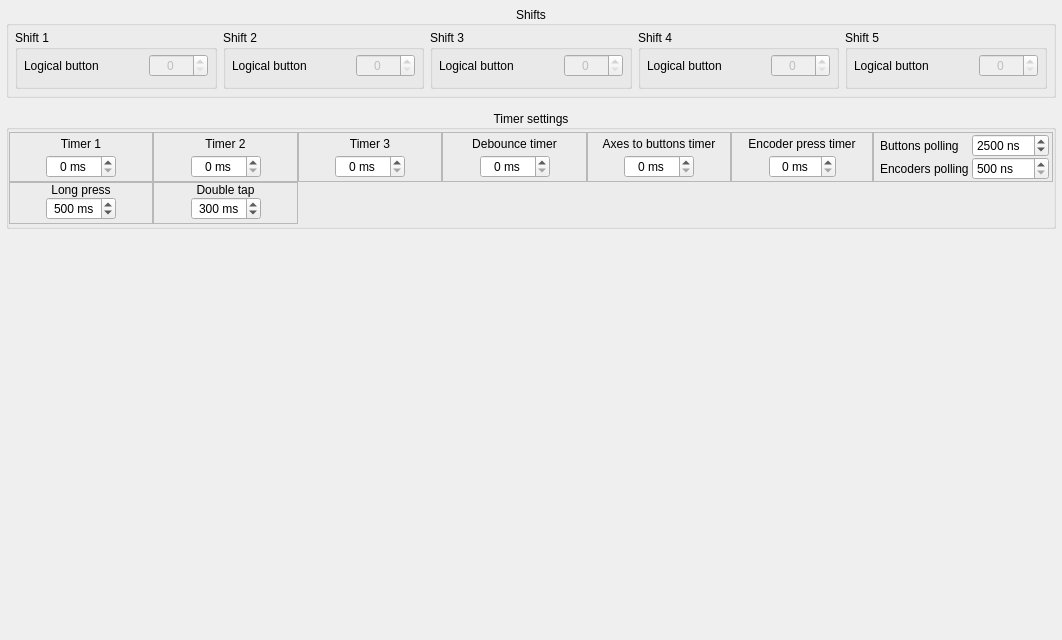
anpeaco/FreeJoyXConfiguratorQt, file src/widgets/shifts-timers/shiftstimersconfig.ui: the form before one commit.
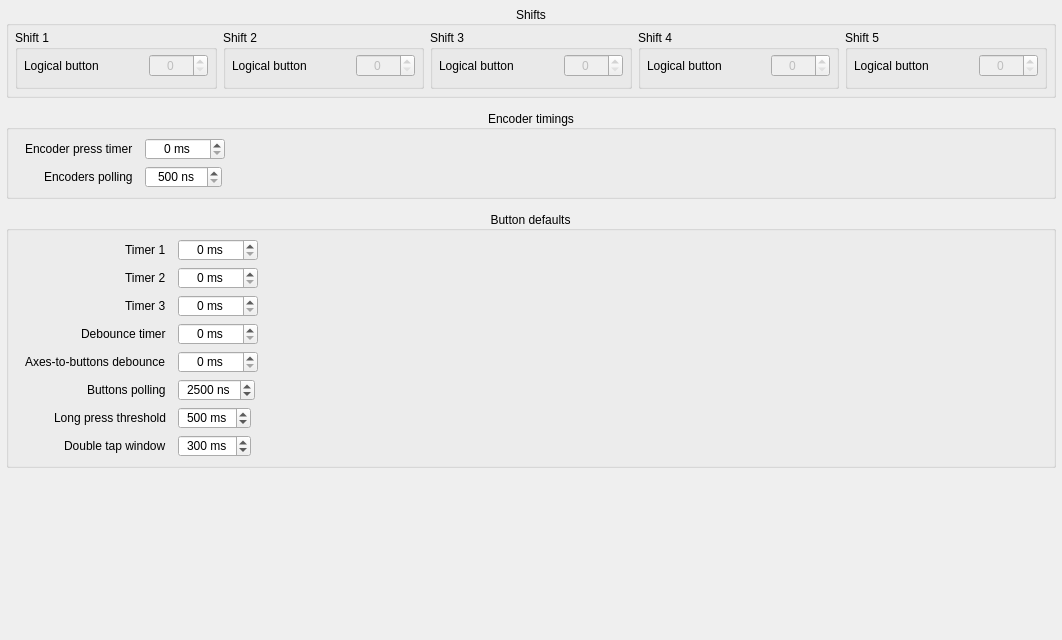
The form after the commit.

Commit message: THOUGHTS #6: Split Timer settings into Encoder + Button-defaults groups

Patch:
```diff
--- a/src/widgets/shifts-timers/shiftstimersconfig.ui
+++ b/src/widgets/shifts-timers/shiftstimersconfig.ui
@@ -246,805 +246,174 @@
    <item>
     <widget class="QGroupBox" name="groupBox_TimerSettings">
      <property name="title">
-      <string>Timer settings</string>
+      <string>Encoder timings</string>
      </property>
      <property name="alignment">
       <set>Qt::AlignCenter</set>
      </property>
-     <layout class="QGridLayout" name="gridLayout_3">
-      <property name="leftMargin">
-       <number>0</number>
-      </property>
-      <property name="topMargin">
-       <number>2</number>
-      </property>
-      <property name="rightMargin">
-       <number>0</number>
-      </property>
-      <property name="bottomMargin">
-       <number>2</number>
-      </property>
-      <property name="spacing">
-       <number>0</number>
-      </property>
-      <item row="3" column="1">
-       <widget class="QFrame" name="frame_2">
-        <property name="frameShape">
-         <enum>QFrame::StyledPanel</enum>
-        </property>
-        <property name="frameShadow">
-         <enum>QFrame::Sunken</enum>
-        </property>
-        <layout class="QGridLayout" name="gridLayout_6" columnstretch="1,1,1">
-         <property name="leftMargin">
-          <number>1</number>
-         </property>
-         <property name="topMargin">
-          <number>0</number>
-         </property>
-         <property name="rightMargin">
-          <number>1</number>
-         </property>
-         <property name="bottomMargin">
-          <number>3</number>
-         </property>
-         <property name="horizontalSpacing">
-          <number>3</number>
-         </property>
-         <property name="verticalSpacing">
-          <number>0</number>
-         </property>
-         <item row="1" column="0">
-          <spacer name="horizontalSpacer_2">
-           <property name="orientation">
-            <enum>Qt::Horizontal</enum>
-           </property>
-           <property name="sizeHint" stdset="0">
-            <size>
-             <width>40</width>
-             <height>20</height>
-            </size>
-           </property>
-          </spacer>
-         </item>
-         <item row="1" column="1">
-          <widget class="QSpinBox" name="spinBox_Timer2">
-           <property name="maximumSize">
-            <size>
-             <width>70</width>
-             <height>16777215</height>
-            </size>
-           </property>
-           <property name="alignment">
-            <set>Qt::AlignCenter</set>
-           </property>
-           <property name="suffix">
-            <string> ms</string>
-           </property>
-           <property name="maximum">
-            <number>65535</number>
-           </property>
-          </widget>
-         </item>
-         <item row="0" column="0" colspan="3">
-          <widget class="QLabel" name="text_timer2">
-           <property name="text">
-            <string>Timer 2</string>
-           </property>
-           <property name="alignment">
-            <set>Qt::AlignCenter</set>
-           </property>
-          </widget>
-         </item>
-         <item row="1" column="2">
-          <spacer name="horizontalSpacer_10">
-           <property name="orientation">
-            <enum>Qt::Horizontal</enum>
-           </property>
-           <property name="sizeHint" stdset="0">
-            <size>
-             <width>40</width>
-             <height>20</height>
-            </size>
-           </property>
-          </spacer>
-         </item>
-        </layout>
+     <layout class="QFormLayout" name="formLayout_EncoderTimings">
+      <property name="leftMargin"><number>16</number></property>
+      <property name="topMargin"><number>8</number></property>
+      <property name="rightMargin"><number>16</number></property>
+      <property name="bottomMargin"><number>8</number></property>
+      <property name="horizontalSpacing"><number>12</number></property>
+      <property name="verticalSpacing"><number>6</number></property>
+      <property name="fieldGrowthPolicy"><enum>QFormLayout::FieldsStayAtSizeHint</enum></property>
+      <property name="labelAlignment"><set>Qt::AlignRight|Qt::AlignTrailing|Qt::AlignVCenter</set></property>
+
+      <item row="0" column="0">
+       <widget class="QLabel" name="text_encoderPressTimer">
+        <property name="text"><string>Encoder press timer</string></property>
        </widget>
       </item>
-      <item row="3" column="3">
-       <widget class="QFrame" name="frame_4">
-        <property name="frameShape">
-         <enum>QFrame::StyledPanel</enum>
-        </property>
-        <property name="frameShadow">
-         <enum>QFrame::Sunken</enum>
-        </property>
-        <layout class="QGridLayout" name="gridLayout_8" columnstretch="1,1,1">
-         <property name="leftMargin">
-          <number>1</number>
-         </property>
-         <property name="topMargin">
-          <number>0</number>
-         </property>
-         <property name="rightMargin">
-          <number>1</number>
-         </property>
-         <property name="bottomMargin">
-          <number>3</number>
-         </property>
-         <property name="horizontalSpacing">
-          <number>3</number>
-         </property>
-         <property name="verticalSpacing">
-          <number>0</number>
-         </property>
-         <item row="1" column="1">
-          <widget class="QSpinBox" name="spinBox_DebounceTimer">
-           <property name="maximumSize">
-            <size>
-             <width>70</width>
-             <height>16777215</height>
-            </size>
-           </property>
-           <property name="alignment">
-            <set>Qt::AlignCenter</set>
-           </property>
-           <property name="suffix">
-            <string> ms</string>
-           </property>
-           <property name="maximum">
-            <number>65535</number>
-           </property>
-          </widget>
-         </item>
-         <item row="1" column="0">
-          <spacer name="horizontalSpacer_4">
-           <property name="orientation">
-            <enum>Qt::Horizontal</enum>
-           </property>
-           <property name="sizeHint" stdset="0">
-            <size>
-             <width>40</width>
-             <height>20</height>
-            </size>
-           </property>
-          </spacer>
-         </item>
-         <item row="0" column="0" colspan="3">
-          <widget class="QLabel" name="text_debounceTimer">
-           <property name="text">
-            <string>Debounce timer</string>
-           </property>
-           <property name="alignment">
-            <set>Qt::AlignCenter</set>
-           </property>
-          </widget>
-         </item>
-         <item row="1" column="2">
-          <spacer name="horizontalSpacer_12">
-           <property name="orientation">
-            <enum>Qt::Horizontal</enum>
-           </property>
-           <property name="sizeHint" stdset="0">
-            <size>
-             <width>40</width>
-             <height>20</height>
-            </size>
-           </property>
-          </spacer>
-         </item>
-        </layout>
+      <item row="0" column="1">
+       <widget class="QSpinBox" name="spinBox_EncoderPressTimer">
+        <property name="maximumSize"><size><width>90</width><height>22</height></size></property>
+        <property name="alignment"><set>Qt::AlignCenter</set></property>
+        <property name="suffix"><string> ms</string></property>
+        <property name="maximum"><number>65535</number></property>
        </widget>
       </item>
-      <item row="3" column="2">
-       <widget class="QFrame" name="frame_3">
-        <property name="frameShape">
-         <enum>QFrame::StyledPanel</enum>
-        </property>
-        <property name="frameShadow">
-         <enum>QFrame::Sunken</enum>
-        </property>
-        <layout class="QGridLayout" name="gridLayout_7" columnstretch="1,1,1">
-         <property name="leftMargin">
-          <number>1</number>
-         </property>
-         <property name="topMargin">
-          <number>0</number>
-         </property>
-         <property name="rightMargin">
-          <number>1</number>
-         </property>
-         <property name="bottomMargin">
-          <number>3</number>
-         </property>
-         <property name="horizontalSpacing">
-          <number>3</number>
-         </property>
-         <property name="verticalSpacing">
-          <number>0</number>
-         </property>
-         <item row="1" column="1">
-          <widget class="QSpinBox" name="spinBox_Timer3">
-           <property name="maximumSize">
-            <size>
-             <width>70</width>
-             <height>16777215</height>
-            </size>
-           </property>
-           <property name="alignment">
-            <set>Qt::AlignCenter</set>
-           </property>
-           <property name="suffix">
-            <string> ms</string>
-           </property>
-           <property name="maximum">
-            <number>65535</number>
-           </property>
-          </widget>
-         </item>
-         <item row="1" column="0">
-          <spacer name="horizontalSpacer_3">
-           <property name="orientation">
-            <enum>Qt::Horizontal</enum>
-           </property>
-           <property name="sizeHint" stdset="0">
-            <size>
-             <width>40</width>
-             <height>20</height>
-            </size>
-           </property>
-          </spacer>
-         </item>
-         <item row="0" column="0" colspan="3">
-          <widget class="QLabel" name="text_timer3">
-           <property name="text">
-            <string>Timer 3</string>
-           </property>
-           <property name="alignment">
-            <set>Qt::AlignCenter</set>
-           </property>
-          </widget>
-         </item>
-         <item row="1" column="2">
-          <spacer name="horizontalSpacer_11">
-           <property name="orientation">
-            <enum>Qt::Horizontal</enum>
-           </property>
-           <property name="sizeHint" stdset="0">
-            <size>
-             <width>40</width>
-             <height>20</height>
-            </size>
-           </property>
-          </spacer>
-         </item>
-        </layout>
+
+      <item row="1" column="0">
+       <widget class="QLabel" name="text_encoderPolling">
+        <property name="text"><string>Encoders polling</string></property>
        </widget>
       </item>
-      <item row="3" column="5">
-       <widget class="QFrame" name="frame_5">
-        <property name="frameShape">
-         <enum>QFrame::StyledPanel</enum>
-        </property>
-        <property name="frameShadow">
-         <enum>QFrame::Sunken</enum>
-        </property>
-        <layout class="QGridLayout" name="gridLayout_10" columnstretch="1,1,1">
-         <property name="leftMargin">
-          <number>1</number>
-         </property>
-         <property name="topMargin">
-          <number>0</number>
-         </property>
-         <property name="rightMargin">
-          <number>1</number>
-         </property>
-         <property name="bottomMargin">
-          <number>3</number>
-         </property>
-         <property name="horizontalSpacing">
-          <number>3</number>
-         </property>
-         <property name="verticalSpacing">
-          <number>0</number>
-         </property>
-         <item row="1" column="1">
-          <widget class="QSpinBox" name="spinBox_EncoderPressTimer">
-           <property name="maximumSize">
-            <size>
-             <width>70</width>
-             <height>16777215</height>
-            </size>
-           </property>
-           <property name="alignment">
-            <set>Qt::AlignCenter</set>
-           </property>
-           <property name="suffix">
-            <string> ms</string>
-           </property>
-           <property name="maximum">
-            <number>255</number>
-           </property>
-          </widget>
-         </item>
-         <item row="1" column="0">
-          <spacer name="horizontalSpacer_6">
-           <property name="orientation">
-            <enum>Qt::Horizontal</enum>
-           </property>
-           <property name="sizeHint" stdset="0">
-            <size>
-             <width>40</width>
-             <height>20</height>
-            </size>
-           </property>
-          </spacer>
-         </item>
-         <item row="0" column="0" colspan="3">
-          <widget class="QLabel" name="text_encoderPressTimer">
-           <property name="text">
-            <string>Encoder press timer</string>
-           </property>
-           <property name="alignment">
-            <set>Qt::AlignCenter</set>
-           </property>
-          </widget>
-         </item>
-         <item row="1" column="2">
-          <spacer name="horizontalSpacer_14">
-           <property name="orientation">
-            <enum>Qt::Horizontal</enum>
-           </property>
-           <property name="sizeHint" stdset="0">
-            <size>
-             <width>40</width>
-             <height>20</height>
-            </size>
-           </property>
-          </spacer>
-         </item>
-        </layout>
+      <item row="1" column="1">
+       <widget class="QSpinBox" name="spinBox_EncoderPolling">
+        <property name="toolTip"><string>Polling interval. A low value will not improve the operation of the buttons; on the contrary, increasing it may improve encoder operation.</string></property>
+        <property name="maximumSize"><size><width>90</width><height>22</height></size></property>
+        <property name="alignment"><set>Qt::AlignCenter</set></property>
+        <property name="suffix"><string> ns</string></property>
+        <property name="minimum"><number>500</number></property>
+        <property name="maximum"><number>10000</number></property>
+        <property name="singleStep"><number>500</number></property>
        </widget>
       </item>
+     </layout>
+    </widget>
+   </item>
+
+   <item>
+    <widget class="QGroupBox" name="groupBox_ButtonDefaults">
+     <property name="title">
+      <string>Button defaults</string>
+     </property>
+     <property name="alignment">
+      <set>Qt::AlignCenter</set>
+     </property>
+     <layout class="QFormLayout" name="formLayout_ButtonDefaults">
+      <property name="leftMargin"><number>16</number></property>
+      <property name="topMargin"><number>8</number></property>
+      <property name="rightMargin"><number>16</number></property>
+      <property name="bottomMargin"><number>8</number></property>
+      <property name="horizontalSpacing"><number>12</number></property>
+      <property name="verticalSpacing"><number>6</number></property>
+      <property name="fieldGrowthPolicy"><enum>QFormLayout::FieldsStayAtSizeHint</enum></property>
+      <property name="labelAlignment"><set>Qt::AlignRight|Qt::AlignTrailing|Qt::AlignVCenter</set></property>
+
+      <item row="0" column="0">
+       <widget class="QLabel" name="text_timer1"><property name="text"><string>Timer 1</string></property></widget>
+      </item>
+      <item row="0" column="1">
+       <widget class="QSpinBox" name="spinBox_Timer1">
+        <property name="maximumSize"><size><width>90</width><height>22</height></size></property>
+        <property name="alignment"><set>Qt::AlignCenter</set></property>
+        <property name="suffix"><string> ms</string></property>
+        <property name="maximum"><number>65535</number></property>
+       </widget>
+      </item>
+
+      <item row="1" column="0">
+       <widget class="QLabel" name="text_timer2"><property name="text"><string>Timer 2</string></property></widget>
+      </item>
+      <item row="1" column="1">
+       <widget class="QSpinBox" name="spinBox_Timer2">
+        <property name="maximumSize"><size><width>90</width><height>22</height></size></property>
+        <property name="alignment"><set>Qt::AlignCenter</set></property>
+        <property name="suffix"><string> ms</string></property>
+        <property name="maximum"><number>65535</number></property>
+       </widget>
+      </item>
+
+      <item row="2" column="0">
+       <widget class="QLabel" name="text_timer3"><property name="text"><string>Timer 3</string></property></widget>
+      </item>
+      <item row="2" column="1">
+       <widget class="QSpinBox" name="spinBox_Timer3">
+        <property name="maximumSize"><size><width>90</width><height>22</height></size></property>
+        <property name="alignment"><set>Qt::AlignCenter</set></property>
+        <property name="suffix"><string> ms</string></property>
+        <property name="maximum"><number>65535</number></property>
+       </widget>
+      </item>
+
       <item row="3" column="0">
-       <widget class="QFrame" name="frame">
-        <property name="frameShape">
-         <enum>QFrame::StyledPanel</enum>
-        </property>
-        <property name="frameShadow">
-         <enum>QFrame::Sunken</enum>
-        </property>
-        <layout class="QGridLayout" name="gridLayout_5" columnstretch="1,1,1">
-         <property name="leftMargin">
-          <number>1</number>
-         </property>
-         <property name="topMargin">
-          <number>0</number>
-         </property>
-         <property name="rightMargin">
-          <number>1</number>
-         </property>
-         <property name="bottomMargin">
-          <number>3</number>
-         </property>
-         <property name="horizontalSpacing">
-          <number>3</number>
-         </property>
-         <property name="verticalSpacing">
-          <number>0</number>
-         </property>
-         <item row="1" column="0">
-          <spacer name="horizontalSpacer">
-           <property name="orientation">
-            <enum>Qt::Horizontal</enum>
-           </property>
-           <property name="sizeHint" stdset="0">
-            <size>
-             <width>40</width>
-             <height>20</height>
-            </size>
-           </property>
-          </spacer>
-         </item>
-         <item row="1" column="1">
-          <widget class="QSpinBox" name="spinBox_Timer1">
-           <property name="maximumSize">
-            <size>
-             <width>70</width>
-             <height>16777215</height>
-            </size>
-           </property>
-           <property name="alignment">
-            <set>Qt::AlignCenter</set>
-           </property>
-           <property name="suffix">
-            <string> ms</string>
-           </property>
-           <property name="maximum">
-            <number>65535</number>
-           </property>
-          </widget>
-         </item>
-         <item row="0" column="0" colspan="3">
-          <widget class="QLabel" name="text_timer1">
-           <property name="text">
-            <string>Timer 1</string>
-           </property>
-           <property name="alignment">
-            <set>Qt::AlignCenter</set>
-           </property>
-          </widget>
-         </item>
-         <item row="1" column="2">
-          <spacer name="horizontalSpacer_9">
-           <property name="orientation">
-            <enum>Qt::Horizontal</enum>
-           </property>
-           <property name="sizeHint" stdset="0">
-            <size>
-             <width>40</width>
-             <height>20</height>
-            </size>
-           </property>
-          </spacer>
-         </item>
-        </layout>
-       </widget>
+       <widget class="QLabel" name="text_debounceTimer"><property name="text"><string>Debounce timer</string></property></widget>
       </item>
-      <item row="3" column="4">
-       <widget class="QFrame" name="frame_6">
-        <property name="frameShape">
-         <enum>QFrame::StyledPanel</enum>
-        </property>
-        <property name="frameShadow">
-         <enum>QFrame::Sunken</enum>
-        </property>
-        <layout class="QGridLayout" name="gridLayout_9" columnstretch="1,1,1">
-         <property name="leftMargin">
-          <number>1</number>
-         </property>
-         <property name="topMargin">
-          <number>0</number>
-         </property>
-         <property name="rightMargin">
-          <number>1</number>
-         </property>
-         <property name="bottomMargin">
-          <number>3</number>
-         </property>
-         <property name="horizontalSpacing">
-          <number>3</number>
-         </property>
-         <property name="verticalSpacing">
-          <number>0</number>
-         </property>
-         <item row="1" column="0">
-          <spacer name="horizontalSpacer_5">
-           <property name="orientation">
-            <enum>Qt::Horizontal</enum>
-           </property>
-           <property name="sizeHint" stdset="0">
-            <size>
-             <width>40</width>
-             <height>20</height>
-            </size>
-           </property>
-          </spacer>
-         </item>
-         <item row="1" column="1">
-          <widget class="QSpinBox" name="spinBox_A2bDebounce">
-           <property name="maximumSize">
-            <size>
-             <width>70</width>
-             <height>16777215</height>
-            </size>
-           </property>
-           <property name="alignment">
-            <set>Qt::AlignCenter</set>
-           </property>
-           <property name="suffix">
-            <string> ms</string>
-           </property>
-           <property name="maximum">
-            <number>65535</number>
-           </property>
-          </widget>
-         </item>
-         <item row="0" column="0" colspan="3">
-          <widget class="QLabel" name="label_11">
-           <property name="text">
-            <string>Axes to buttons timer</string>
-           </property>
-           <property name="alignment">
-            <set>Qt::AlignCenter</set>
-           </property>
-          </widget>
-         </item>
-         <item row="1" column="2">
-          <spacer name="horizontalSpacer_13">
-           <property name="orientation">
-            <enum>Qt::Horizontal</enum>
-           </property>
-           <property name="sizeHint" stdset="0">
-            <size>
-             <width>40</width>
-             <height>20</height>
-            </size>
-           </property>
-          </spacer>
-         </item>
-        </layout>
+      <item row="3" column="1">
+       <widget class="QSpinBox" name="spinBox_DebounceTimer">
+        <property name="maximumSize"><size><width>90</width><height>22</height></size></property>
+        <property name="alignment"><set>Qt::AlignCenter</set></property>
+        <property name="suffix"><string> ms</string></property>
+        <property name="maximum"><number>65535</number></property>
        </widget>
       </item>
-      <item row="3" column="6">
-       <widget class="QFrame" name="frame_7">
-        <property name="frameShape">
-         <enum>QFrame::StyledPanel</enum>
-        </property>
-        <property name="frameShadow">
-         <enum>QFrame::Sunken</enum>
-        </property>
-        <layout class="QGridLayout" name="gridLayout_11" columnstretch="1,0">
-         <property name="leftMargin">
-          <number>6</number>
-         </property>
-         <property name="topMargin">
-          <number>1</number>
-         </property>
-         <property name="rightMargin">
-          <number>3</number>
-         </property>
-         <property name="bottomMargin">
-          <number>1</number>
-         </property>
-         <property name="horizontalSpacing">
-          <number>3</number>
-         </property>
-         <property name="verticalSpacing">
-          <number>0</number>
-         </property>
-         <item row="0" column="0">
-          <widget class="QLabel" name="label_14">
-           <property name="text">
-            <string>Buttons polling</string>
-           </property>
-          </widget>
-         </item>
-         <item row="0" column="1">
-          <widget class="QSpinBox" name="spinBox_ButtonsPolling">
-           <property name="toolTip">
-            <string>&lt;html&gt;&lt;head/&gt;&lt;body&gt;&lt;p&gt;Polling interval. A low value will not improve the operation of the buttons; on the contrary, increasing it may improve encoder operation.&lt;/p&gt;&lt;/body&gt;&lt;/html&gt;</string>
-           </property>
-           <property name="suffix">
-            <string> ns</string>
-           </property>
-           <property name="minimum">
-            <number>500</number>
-           </property>
-           <property name="maximum">
-            <number>10000</number>
-           </property>
-           <property name="singleStep">
-            <number>500</number>
-           </property>
-           <property name="value">
-            <number>2500</number>
-           </property>
-          </widget>
-         </item>
-         <item row="1" column="1">
-          <widget class="QSpinBox" name="spinBox_EncoderPolling">
-           <property name="toolTip">
-            <string>&lt;html&gt;&lt;head/&gt;&lt;body&gt;&lt;p&gt;Polling interval. A low value will not improve the operation of the buttons; on the contrary, increasing it may improve encoder operation.&lt;/p&gt;&lt;/body&gt;&lt;/html&gt;</string>
-           </property>
-           <property name="suffix">
-            <string> ns</string>
-           </property>
-           <property name="minimum">
-            <number>500</number>
-           </property>
-           <property name="maximum">
-            <number>10000</number>
-           </property>
-           <property name="singleStep">
-            <number>500</number>
-           </property>
-           <property name="stepType">
-            <enum>QAbstractSpinBox::DefaultStepType</enum>
-           </property>
-          </widget>
-         </item>
-         <item row="1" column="0">
-          <widget class="QLabel" name="label_15">
-           <property name="text">
-            <string>Encoders polling</string>
-           </property>
-          </widget>
-         </item>
-        </layout>
-       </widget>
-      </item>
+
       <item row="4" column="0">
-       <widget class="QFrame" name="frame_LongPress">
-        <property name="frameShape">
-         <enum>QFrame::StyledPanel</enum>
-        </property>
-        <property name="frameShadow">
-         <enum>QFrame::Sunken</enum>
-        </property>
-        <layout class="QGridLayout" name="gridLayout_LongPress" columnstretch="1,1,1">
-         <property name="leftMargin">
-          <number>1</number>
-         </property>
-         <property name="topMargin">
-          <number>0</number>
-         </property>
-         <property name="rightMargin">
-          <number>1</number>
-         </property>
-         <property name="bottomMargin">
-          <number>3</number>
-         </property>
-         <property name="horizontalSpacing">
-          <number>3</number>
-         </property>
-         <property name="verticalSpacing">
-          <number>0</number>
-         </property>
-         <item row="0" column="0" colspan="3">
-          <widget class="QLabel" name="text_longPress">
-           <property name="text">
-            <string>Long press</string>
-           </property>
-           <property name="alignment">
-            <set>Qt::AlignCenter</set>
-           </property>
-          </widget>
-         </item>
-         <item row="1" column="0">
-          <spacer name="horizontalSpacer_LongPress_L">
-           <property name="orientation">
-            <enum>Qt::Horizontal</enum>
-           </property>
-           <property name="sizeHint" stdset="0">
-            <size>
-             <width>40</width>
-             <height>20</height>
-            </size>
-           </property>
-          </spacer>
-         </item>
-         <item row="1" column="1">
-          <widget class="QSpinBox" name="spinBox_LongPressThreshold">
-           <property name="maximumSize">
-            <size>
-             <width>70</width>
-             <height>16777215</height>
-            </size>
-           </property>
-           <property name="alignment">
-            <set>Qt::AlignCenter</set>
-           </property>
-           <property name="suffix">
-            <string> ms</string>
-           </property>
-           <property name="minimum">
-            <number>100</number>
-           </property>
-           <property name="maximum">
-            <number>5000</number>
-           </property>
-           <property name="value">
-            <number>500</number>
-           </property>
-          </widget>
-         </item>
-         <item row="1" column="2">
-          <spacer name="horizontalSpacer_LongPress_R">
-           <property name="orientation">
-            <enum>Qt::Horizontal</enum>
-           </property>
-           <property name="sizeHint" stdset="0">
-            <size>
-             <width>40</width>
-             <height>20</height>
-            </size>
-           </property>
-          </spacer>
-         </item>
-        </layout>
-       </widget>
+       <widget class="QLabel" name="text_a2bDebounce"><property name="text"><string>Axes-to-buttons debounce</string></property></widget>
       </item>
       <item row="4" column="1">
-       <widget class="QFrame" name="frame_DoubleTap">
-        <property name="frameShape">
-         <enum>QFrame::StyledPanel</enum>
-        </property>
-        <property name="frameShadow">
-         <enum>QFrame::Sunken</enum>
-        </property>
-        <layout class="QGridLayout" name="gridLayout_DoubleTap" columnstretch="1,1,1">
-         <property name="leftMargin">
-          <number>1</number>
-         </property>
-         <property name="topMargin">
-          <number>0</number>
-         </property>
-         <property name="rightMargin">
-          <number>1</number>
-         </property>
-         <property name="bottomMargin">
-          <number>3</number>
-         </property>
-         <property name="horizontalSpacing">
-          <number>3</number>
-         </property>
-         <property name="verticalSpacing">
-          <number>0</number>
-         </property>
-         <item row="0" column="0" colspan="3">
-          <widget class="QLabel" name="text_doubleTap">
-           <property name="text">
-            <string>Double tap</string>
-           </property>
-           <property name="alignment">
-            <set>Qt::AlignCenter</set>
-           </property>
-          </widget>
-         </item>
-         <item row="1" column="0">
-          <spacer name="horizontalSpacer_DoubleTap_L">
-           <property name="orientation">
-            <enum>Qt::Horizontal</enum>
-           </property>
-           <property name="sizeHint" stdset="0">
-            <size>
-             <width>40</width>
-             <height>20</height>
-            </size>
-           </property>
-          </spacer>
-         </item>
-         <item row="1" column="1">
-          <widget class="QSpinBox" name="spinBox_DoubleTapWindow">
-           <property name="maximumSize">
-            <size>
-             <width>70</width>
-             <height>16777215</height>
-            </size>
-           </property>
-           <property name="alignment">
-            <set>Qt::AlignCenter</set>
-           </property>
-           <property name="suffix">
-            <string> ms</string>
-           </property>
-           <property name="minimum">
-            <number>100</number>
-           </property>
-           <property name="maximum">
-            <number>2000</number>
-           </property>
-           <property name="value">
-            <number>300</number>
-           </property>
-          </widget>
-         </item>
-         <item row="1" column="2">
-          <spacer name="horizontalSpacer_DoubleTap_R">
-           <property name="orientation">
-            <enum>Qt::Horizontal</enum>
-           </property>
-           <property name="sizeHint" stdset="0">
-            <size>
-             <width>40</width>
-             <height>20</height>
-            </size>
-           </property>
-          </spacer>
-         </item>
-        </layout>
+       <widget class="QSpinBox" name="spinBox_A2bDebounce">
+        <property name="maximumSize"><size><width>90</width><height>22</height></size></property>
+        <property name="alignment"><set>Qt::AlignCenter</set></property>
+        <property name="suffix"><string> ms</string></property>
+        <property name="maximum"><number>65535</number></property>
+       </widget>
+      </item>
+
+      <item row="5" column="0">
+       <widget class="QLabel" name="text_buttonsPolling"><property name="text"><string>Buttons polling</string></property></widget>
+      </item>
+      <item row="5" column="1">
+       <widget class="QSpinBox" name="spinBox_ButtonsPolling">
+        <property name="toolTip"><string>Polling interval. A low value will not improve the operation of the buttons; on the contrary, increasing it may improve encoder operation.</string></property>
+        <property name="maximumSize"><size><width>90</width><height>22</height></size></property>
+        <property name="alignment"><set>Qt::AlignCenter</set></property>
+        <property name="suffix"><string> ns</string></property>
+        <property name="minimum"><number>500</number></property>
+        <property name="maximum"><number>10000</number></property>
+        <property name="singleStep"><number>500</number></property>
+        <property name="value"><number>2500</number></property>
+       </widget>
+      </item>
+
+      <item row="6" column="0">
+       <widget class="QLabel" name="text_longPress"><property name="text"><string>Long press threshold</string></property></widget>
+      </item>
+      <item row="6" column="1">
+       <widget class="QSpinBox" name="spinBox_LongPressThreshold">
+        <property name="maximumSize"><size><width>90</width><height>22</height></size></property>
+        <property name="alignment"><set>Qt::AlignCenter</set></property>
+        <property name="suffix"><string> ms</string></property>
+        <property name="minimum"><number>100</number></property>
+        <property name="maximum"><number>5000</number></property>
+        <property name="value"><number>500</number></property>
+       </widget>
+      </item>
+
+      <item row="7" column="0">
+       <widget class="QLabel" name="text_doubleTap"><property name="text"><string>Double tap window</string></property></widget>
+      </item>
+      <item row="7" column="1">
+       <widget class="QSpinBox" name="spinBox_DoubleTapWindow">
+        <property name="maximumSize"><size><width>90</width><height>22</height></size></property>
+        <property name="alignment"><set>Qt::AlignCenter</set></property>
+        <property name="suffix"><string> ms</string></property>
+        <property name="minimum"><number>100</number></property>
+        <property name="maximum"><number>2000</number></property>
+        <property name="value"><number>300</number></property>
        </widget>
       </item>
      </layout>
```
Left out of the diff: 2 changed lines with no effect on the pictures.
